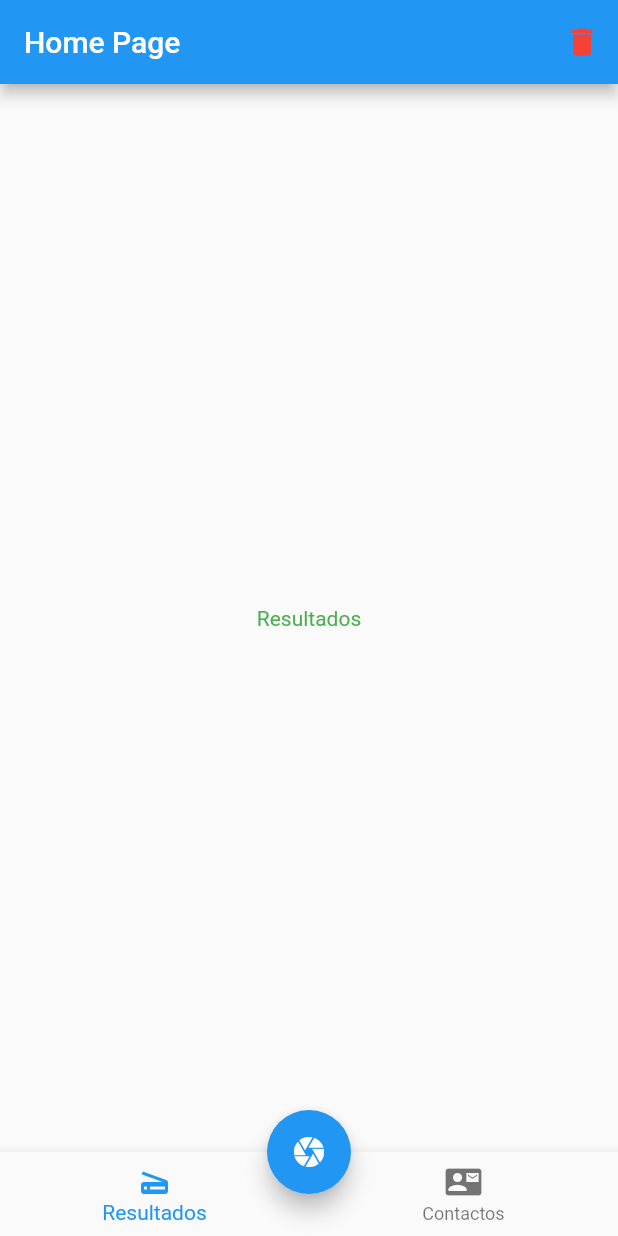
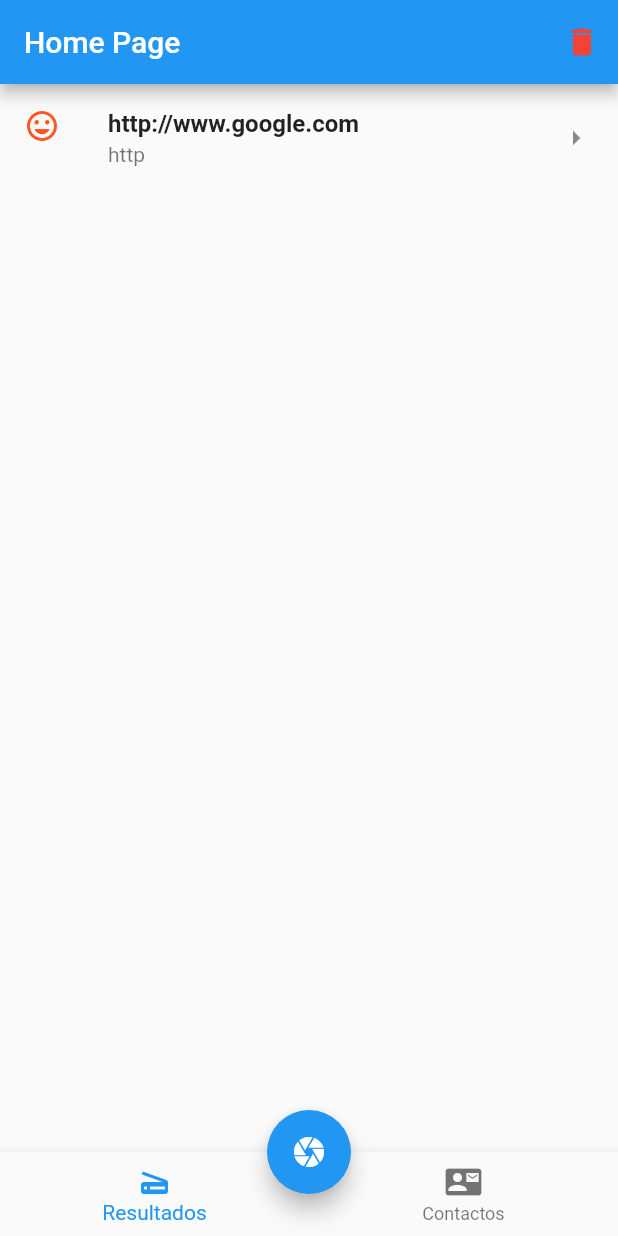
Before and after one commit to mmedina94/flutter_qr_map, a Flutter app: the screen it shows after launch, after a tap on the "camera" icon, on a phone screen of 412 x 824 dp. Run offline on Flutter 3.47's test engine with Material 2 defaults, Android fonts, the phone set to English and light mode, and no system bars; our stand-ins replace latlong.

Commit message:
Step 2
Step 2:
->  result page
-> utils.dart
-> url_launcher: ^5.7.10
-> en floating se agrega una web

```diff
--- a/lib/bloc/scans_bloc.dart
+++ b/lib/bloc/scans_bloc.dart
@@ -15,26 +15,26 @@ class ScansBloc {
   }
 
   ScansBloc._internal() {
-    _loadStream();
+    loadStream();
   }
 
-  _loadStream() {
+  loadStream() {
     _streamController.sink.add(_scans);
   }
 
   addScan(ScanModel scan) {
     _scans.add(scan);
-    _loadStream();
+    loadStream();
   }
 
   removeScan(int position) {
     _scans.removeAt(position);
-    _loadStream();
+    loadStream();
   }
 
   removeAll() {
     _scans.clear();
-    _loadStream();
+    loadStream();
   }
 
   dispose() {
--- a/lib/pages/home_page.dart
+++ b/lib/pages/home_page.dart
@@ -1,3 +1,5 @@
+import 'package:chapter/bloc/scans_bloc.dart';
+import 'package:chapter/models/scan_model.dart';
 import 'package:chapter/pages/contact_page.dart';
 import 'package:chapter/pages/results_page.dart';
 import 'package:flutter/material.dart';
@@ -8,6 +10,8 @@ class HomePage extends StatefulWidget {
 }
 
 class _HomePageState extends State<HomePage> {
+  final _scanBloc = new ScansBloc();
+
   final _menuOptions = [
     {'title': 'Resultados', 'icon': Icons.scanner},
     {'title': 'Contactos', 'icon': Icons.contact_mail},
@@ -40,7 +44,9 @@ class _HomePageState extends State<HomePage> {
 
   Widget _getFloatingActionButton() {
     return FloatingActionButton(
-      onPressed: () {},
+      onPressed: () {
+        _scanBloc.addScan(new ScanModel(value: "http://www.google.com"));
+      },
       child: Icon(Icons.camera),
     );
   }
--- a/lib/pages/results_page.dart
+++ b/lib/pages/results_page.dart
@@ -1,13 +1,64 @@
+import 'package:chapter/models/scan_model.dart';
+import 'package:chapter/utils/utils.dart' as utils;
 import 'package:flutter/material.dart';
+import 'package:chapter/bloc/scans_bloc.dart';
 
 class ResultsPage extends StatelessWidget {
+  final ScansBloc scansBloc = ScansBloc();
+
   @override
   Widget build(BuildContext context) {
-    return Center(
-      child: Text(
-        'Resultados',
-        style: TextStyle(color: Colors.green),
+    scansBloc.loadStream();
+
+    return _getListResult();
+  }
+
+  Widget _getListResult() {
+    return StreamBuilder(
+        stream: scansBloc.stream,
+        builder:
+            (BuildContext context, AsyncSnapshot<List<ScanModel>> snapshot) {
+          if (!snapshot.hasData || snapshot.data.length == 0) {
+            return Center(
+              child: Text("No hay informacion"),
+            );
+          } else {
+            return _getList(snapshot.data);
+          }
+        });
+  }
+
+  Widget _getList(List<ScanModel> scansList) {
+    return ListView.builder(
+        itemCount: scansList.length,
+        itemBuilder: (BuildContext context, int position) {
+          return _getItem(context, scansList[position], position);
+        });
+  }
+
+  Widget _getItem(BuildContext context, ScanModel scan, int position) {
+    return Dismissible(
+      key: UniqueKey(),
+      background: Container(color: Colors.red),
+      child: _getCard(context, scan),
+      onDismissed: (DismissDirection direction) {
+        scansBloc.removeScan(position);
+      },
+    );
+  }
+
+  Widget _getCard(BuildContext context, ScanModel scan) {
+    return ListTile(
+      title: Text(
+        scan.value,
+        style: TextStyle(fontWeight: FontWeight.bold),
       ),
+      subtitle: Text(scan.type),
+      leading: Icon(Icons.insert_emoticon, color: Colors.deepOrange),
+      trailing: Icon(Icons.arrow_right_sharp),
+      onTap: () {
+        utils.launchURL(context, scan);
+      },
     );
   }
 }
--- a/pubspec.yaml
+++ b/pubspec.yaml
@@ -29,6 +29,7 @@ dependencies:
   # Use with the CupertinoIcons class for iOS style icons.
   cupertino_icons: ^1.0.0
   latlong: ^0.6.1
+  url_launcher: ^5.7.10
 
 dev_dependencies:
   flutter_test:
```
Also changed, not shown: lib/utils/utils.dart (added, +15 -0 lines), 6 other files.
